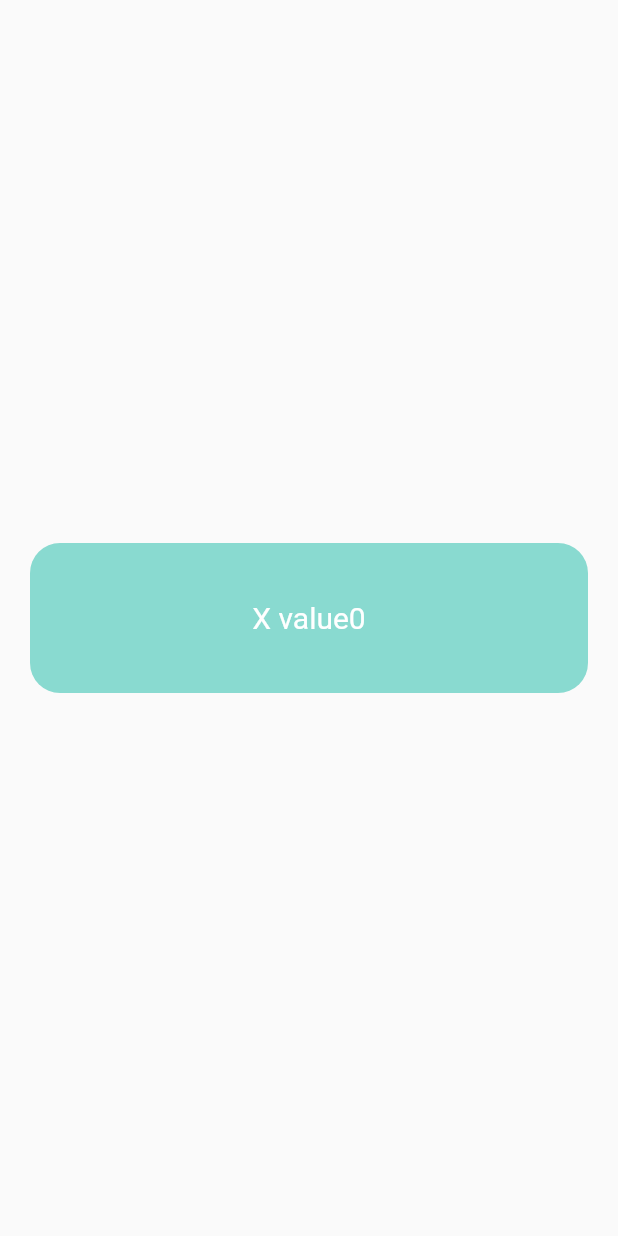
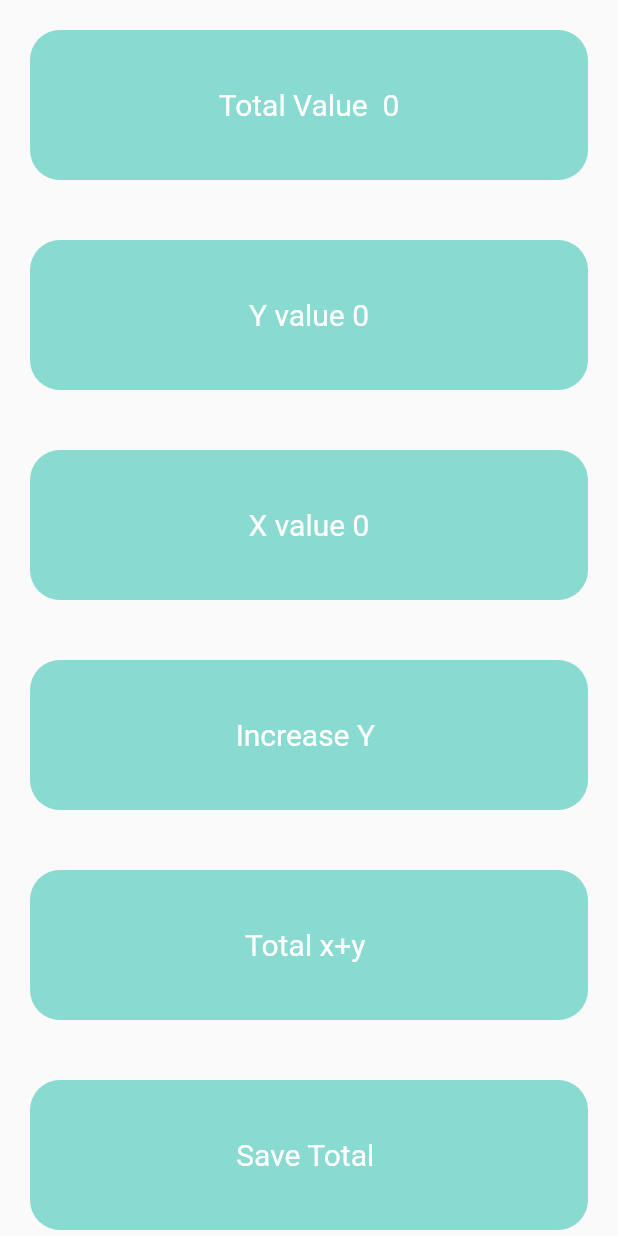
Before and after one commit to Rasyaditya/Projek.1.Flutter.SMK.2, a Flutter app: the ThirdPage screen opened directly, on a phone screen of 412 x 824 dp. Run offline on Flutter 3.47's test engine with Material 2 defaults, Android fonts, the phone set to English and light mode, and no system bars; our stand-ins replace get.

```diff
--- a/lib/GetX/contollers/list_controller.dart
+++ b/lib/GetX/contollers/list_controller.dart
@@ -0,0 +1,12 @@
+import 'package:get/get.dart';
+
+class ListController extends GetxController {
+  RxList _list =[].obs;
+
+  RxList get list => _list;
+
+  void setValues(int x){
+    _list.add(x);
+    print(_list);
+  }
+}
--- a/lib/GetX/contollers/tap_controller.dart
+++ b/lib/GetX/contollers/tap_controller.dart
@@ -6,7 +6,13 @@ class TapController extends GetxController{
 
   RxInt _y = 0.obs;
   RxInt get y => _y;
+  RxInt _z = 0.obs;
+  int get z => _z.value;
 
+  void totalXY(){
+    _z.value = x+_y.value;
+    print(_z);
+  }
 
   void increaseX(){
     _x++;
--- a/lib/GetX/getX.dart
+++ b/lib/GetX/getX.dart
@@ -11,8 +11,7 @@ class getx_sim extends StatelessWidget {
 
   @override
   Widget build(BuildContext context) {
-    TapController controller = Get.put(TapController());
-
+  TapController controller = Get.find();
     return Scaffold(
       body: Container(
         width: double.maxFinite,
--- a/lib/GetX/third_page.dart
+++ b/lib/GetX/third_page.dart
@@ -2,6 +2,7 @@ import 'package:flutter/material.dart';
 import 'package:get/get.dart';
 import 'package:projek_1/GetX/getX.dart';
 
+import 'contollers/list_controller.dart';
 import 'contollers/tap_controller.dart';
 
 class ThirdPage extends StatelessWidget {
@@ -9,7 +10,9 @@ class ThirdPage extends StatelessWidget {
 
   @override
   Widget build(BuildContext context) {
-    TapController controller = Get.find();
+    // TapController controller = Get.find();
+    ListController listController = Get.put(ListController());
+
     return Scaffold(
       body: Container(
         width: double.maxFinite,
@@ -17,9 +20,39 @@ class ThirdPage extends StatelessWidget {
         child: Column(
           mainAxisAlignment: MainAxisAlignment.center,
           children: [
+            Obx(() => Column(
+              children: [
+                Container(
+                  margin: const EdgeInsets.all(20),
+                  width: double.maxFinite,
+                  height: 100,
+                  decoration: BoxDecoration(
+                      borderRadius: BorderRadius.circular(20),
+                      color: Color(0xFF89dad0)),
+                  child: Center(
+                      child: Text(
+                        "Total Value  " + Get.find<TapController>().z.toString(),
+                        style: TextStyle(fontSize: 20, color: Colors.white),
+                      )),
+                ),
+                Container(
+                  margin: const EdgeInsets.all(20),
+                  width: double.maxFinite,
+                  height: 100,
+                  decoration: BoxDecoration(
+                      borderRadius: BorderRadius.circular(20),
+                      color: Color(0xFF89dad0)),
+                  child: Center(
+                      child: Text(
+                        "Y value " + Get.find<TapController>().y.value.toString(),
+                        style: TextStyle(fontSize: 20, color: Colors.white),
+                      )),
+                )
+              ],
+            )),
             GestureDetector(
-                onTap: (){
-                  Get.to(()=>getx_sim());
+                onTap: () {
+                  Get.to(() => getx_sim());
                 },
                 child: Container(
                   margin: const EdgeInsets.all(20),
@@ -27,14 +60,69 @@ class ThirdPage extends StatelessWidget {
                   height: 100,
                   decoration: BoxDecoration(
                       borderRadius: BorderRadius.circular(20),
-                      color: Color(0xFF89dad0)
-                  ),
-                  child: Center(child: Text("X value" + Get.find<TapController>().x.toString() , style: TextStyle(
-                      fontSize: 20,
-                      color: Colors.white
-                  ), )),
-                )
-            ),
+                      color: Color(0xFF89dad0)),
+                  child: Center(
+                      child: Text(
+                    "X value " + Get.find<TapController>().x.toString(),
+                    style: TextStyle(fontSize: 20, color: Colors.white),
+                  )),
+                )),
+            GestureDetector(
+                onTap: () {
+                  //Get.to(()=>getx_sim());
+                  Get.find<TapController>().increaseY();
+                },
+                child: Container(
+                  margin: const EdgeInsets.all(20),
+                  width: double.maxFinite,
+                  height: 100,
+                  decoration: BoxDecoration(
+                      borderRadius: BorderRadius.circular(20),
+                      color: Color(0xFF89dad0)),
+                  child: Center(
+                      child: Text(
+                    "Increase Y ",
+                    style: TextStyle(fontSize: 20, color: Colors.white),
+                  )),
+                )),
+
+            GestureDetector(
+                onTap: () {
+                  //Get.to(()=>getx_sim());
+                  Get.find<TapController>().totalXY();
+                },
+                child: Container(
+                  margin: const EdgeInsets.all(20),
+                  width: double.maxFinite,
+                  height: 100,
+                  decoration: BoxDecoration(
+                      borderRadius: BorderRadius.circular(20),
+                      color: Color(0xFF89dad0)),
+                  child: Center(
+                      child: Text(
+                        "Total x+y ",
+                        style: TextStyle(fontSize: 20, color: Colors.white),
+                      )),
+                )),
+
+            GestureDetector(
+                onTap: () {
+                  //Get.to(()=>getx_sim());
+                  Get.find<ListController>().setValues(Get.find<TapController>().z);
+                },
+                child: Container(
+                  margin: const EdgeInsets.all(20),
+                  width: double.maxFinite,
+                  height: 100,
+                  decoration: BoxDecoration(
+                      borderRadius: BorderRadius.circular(20),
+                      color: Color(0xFF89dad0)),
+                  child: Center(
+                      child: Text(
+                        "Save Total ",
+                        style: TextStyle(fontSize: 20, color: Colors.white),
+                      )),
+                )),
           ],
         ),
       ),
```
Also changed, not shown: lib/GetX/helper/init_controller.dart (+9 -0 lines), lib/GetX/helper/init_dependency.dart (+13 -0 lines), lib/Pratekkan GetX/Data Penginapan Kucing/dashboard.dart (+105 -0 lines), lib/Pratekkan GetX/Data Penginapan Kucing/jumlah_controller.dart (added, +16 -0 lines), lib/main.dart (+6 -1 lines), lib/menu_main.dart (+11 -2 lines), pubspec.yaml (+4 -4 lines), assets/images/pizza.jpg (added).
